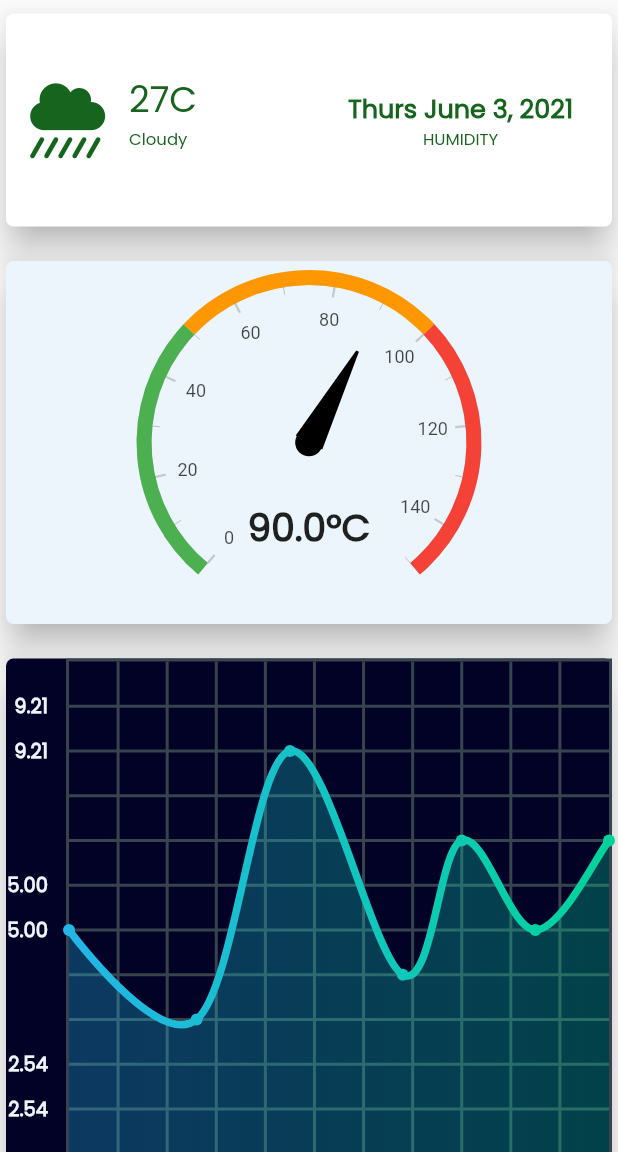
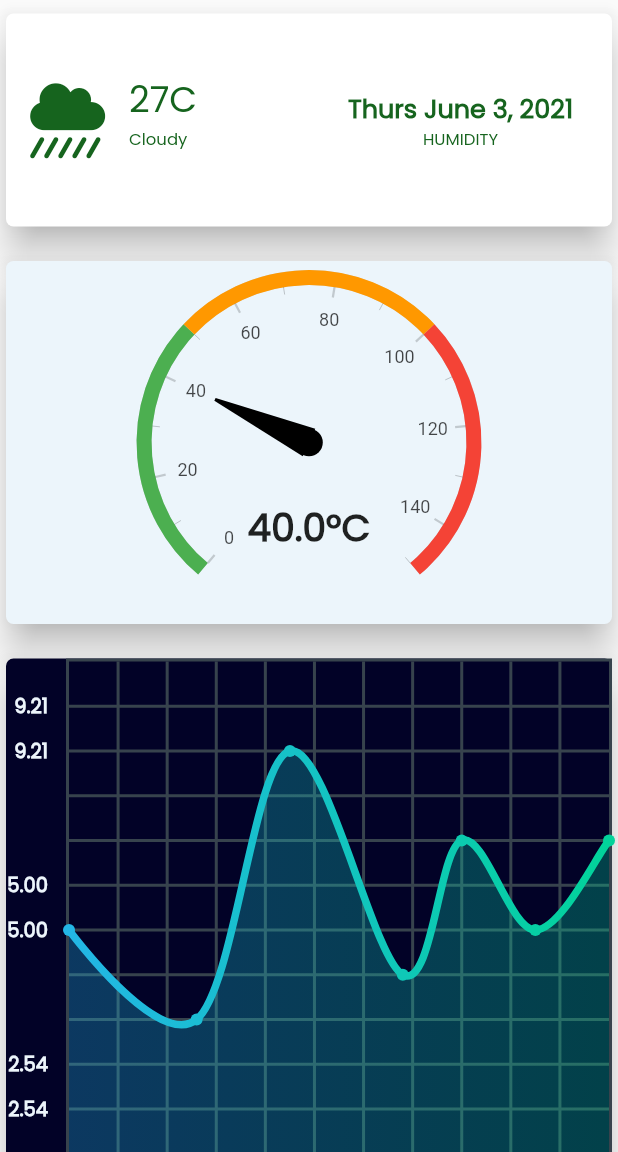
Before and after one commit to isofttechn/smart-irrigation-system, a Flutter app: the TemChart screen opened directly, on a phone screen of 412 x 824 dp, the part 84-1236 px from its top. Run offline on Flutter 3.47's test engine with Material 2 defaults, Android fonts, the phone set to English and light mode, and no system bars; drawn by our look-alikes of fl_chart, syncfusion_flutter_gauges; our stand-ins replace bloc, flutter_bloc, font_awesome_flutter, freezed_annotation, liquid_progress_indicator, rxdart; missing offline and left inert: spincircle_bottom_bar.

Commit message:
Added New Feature for Gauge Temperature Response 10-31-2021

```diff
--- a/lib/SensorScreen/charts/chartComponents/TemGauge.dart
+++ b/lib/SensorScreen/charts/chartComponents/TemGauge.dart
@@ -29,11 +29,11 @@ class TemGauge extends StatelessWidget {
                     GaugeRange(
                         startValue: 100, endValue: 150, color: Colors.red)
                   ], pointers: <GaugePointer>[
-                    NeedlePointer(value: 90)
+                    NeedlePointer(value: 40)
                   ], annotations: <GaugeAnnotation>[
                     GaugeAnnotation(
                         widget: Container(
-                            child: Text('90.0°C',
+                            child: Text('40.0°C',
                                 style: TextStyle(
                                     fontSize: 25,
                                     fontWeight: FontWeight.bold))),
```
Also changed, not shown: lib/SensorScreen/charts/chartComponents/service/board_tem_service.dart (added, +14 -0 lines), lib/SensorScreen/charts/model/board_tem_response.dart (added).
